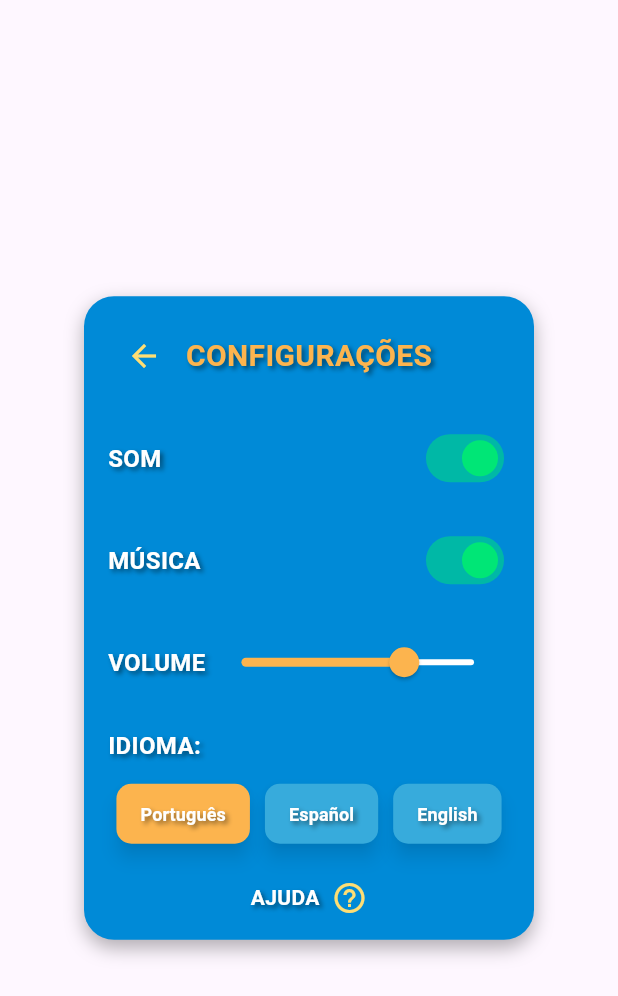
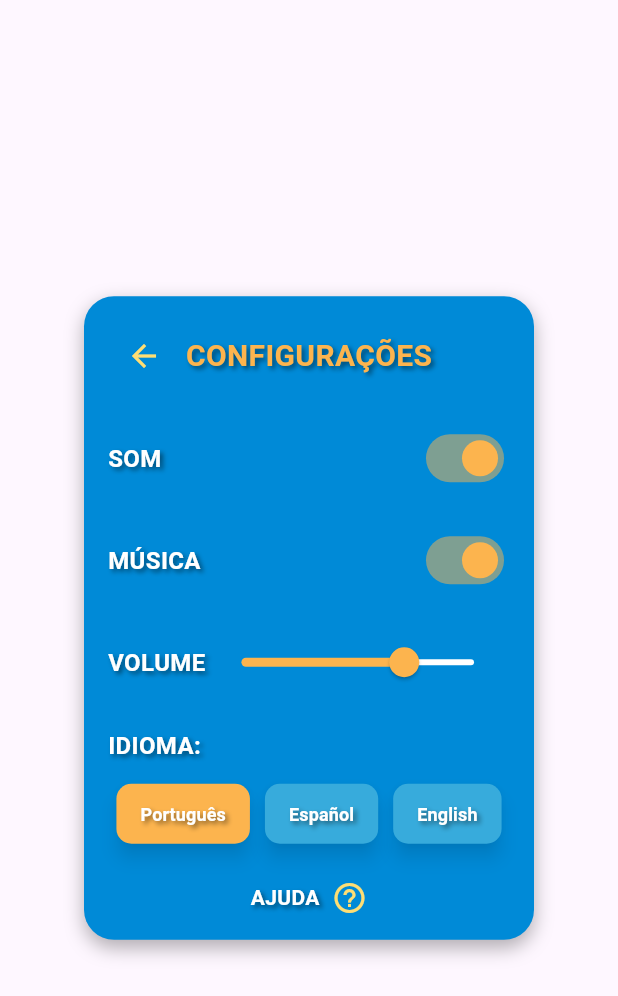
Before and after one commit to Kahcodes/glicogotas_app, a Flutter app: the ConfigDialog widget shown alone on an empty page, opened directly, on a phone screen of 412 x 824 dp. Shown: the top 996 px of the screen. Run offline on Flutter 3.47's test engine with Material 3 defaults, Android fonts, the phone set to English and light mode, and no system bars; our stand-ins replace flutter_svg, google_fonts; Roboto replaces fonts that are missing (Chewy, Podkova).

Commit message:
Configurações, cor on off

```diff
--- a/lib/configuracoes.dart
+++ b/lib/configuracoes.dart
@@ -81,7 +81,7 @@ class ConfigDialogState extends State<ConfigDialog> {
                 });
               }),
 
-              const SizedBox(height: 20), // Espaçamento ajustado
+              const SizedBox(height: 20),
 
               // Ajuste de música com Switch on/off
               _buildSwitchOption('MÚSICA', _musicaOn, (value) {
@@ -90,9 +90,9 @@ class ConfigDialogState extends State<ConfigDialog> {
                 });
               }),
 
-              const SizedBox(height: 20), // Espaçamento ajustado
+              const SizedBox(height: 20),
 
-              // Ajuste de volume com Slider ao lado do texto
+              // Ajuste de volume com Slider
               Row(
                 mainAxisAlignment: MainAxisAlignment.spaceBetween,
                 children: [
@@ -264,8 +264,8 @@ class ConfigDialogState extends State<ConfigDialog> {
         ),
         Switch(
           value: value,
-          activeColor: const Color(0xFF00E676), //
-          inactiveTrackColor: const Color(0xFFFF4081), //
+          activeColor: const Color(0xFFFCB44E), //
+          inactiveTrackColor: const Color(0xFFFFFFFF), //
           onChanged: onChanged,
         ),
       ],
```
